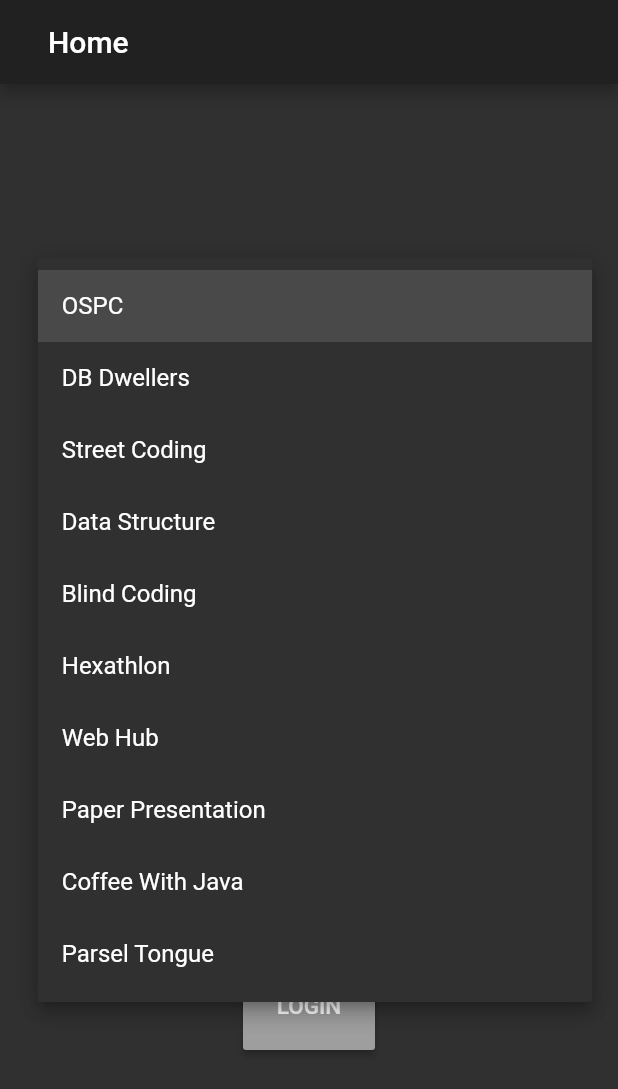
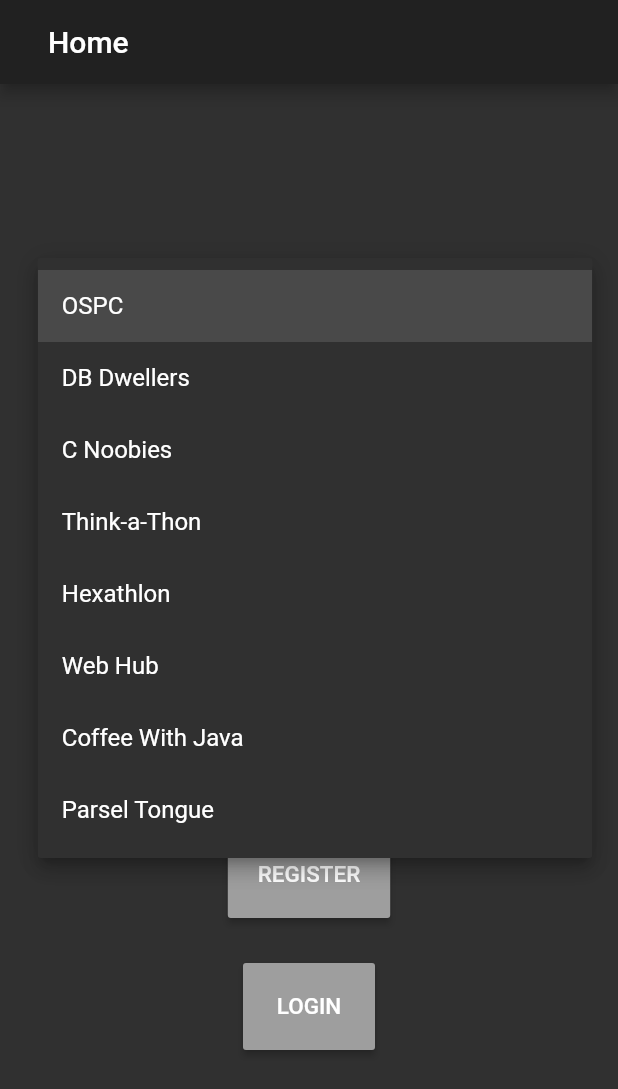
Before and after one commit to Ramyaaaaa/p20-volunteers-app, a Flutter app: the screen it shows after launch, after a tap on "Choose Event", on a phone screen of 412 x 824 dp. Shown: the top 1089 px of the screen. Run offline on Flutter 3.47's test engine with Material 2 defaults, Android fonts, the phone set to English and light mode, and no system bars; our stand-ins replace qr_flutter; missing offline and left inert: barcode_scan.

```diff
--- a/p20/lib/Untitled-3.txt
+++ /dev/null
@@ -1,5 +0,0 @@
-String url = 'https://www.prayatna.org.in/volunteersapp/publish.php';
-
-    Map<String,dynamic> res = {'event': event, 'id': '425364','view':1};
-    print(json.encode(res));
-    String body = json.encode(res);
--- a/p20/lib/main.dart
+++ b/p20/lib/main.dart
@@ -31,13 +31,14 @@ class MyHomePage extends StatefulWidget {
 
 class _MyHomePageState extends State<MyHomePage> {
 
-  List<String> events = ['OSPC', 'DB Dwellers', 'Street Coding','Data Structure','Blind Coding','Hexathlon','Web Hub','Paper Presentation','Coffee With Java', 'Parsel Tongue',];
+  List<String> events = ['OSPC', 'DB Dwellers', 'C Noobies','Think-a-Thon','Hexathlon','Web Hub','Coffee With Java', 'Parsel Tongue'];
   String event, password;
 
 
-  var passwordMap = {'OSPC':'ospc#137','DB Dwellers':'db@135','Street Coding':'sc%248',
-                      'Data Structure':'ds^890','Blind Coding':'bc@123','Hexathlon':'hex*987',
-                      'Web Hub':'web/123','Paper Presentation':'pp-765','Coffee With Java':'java+654',
+  var passwordMap = {'OSPC':'ospc#137','DB Dwellers':'db@135',
+                      'C Noobies':'cnob#109',
+                      'Hexathlon':'hex*987',
+                      'Web Hub':'web/123','Think-a-Thon':'think-765','Coffee With Java':'java+654',
                       'Parsel Tongue':'py=012'};
 
   final passwordController = TextEditingController();
@@ -51,6 +52,9 @@ class _MyHomePageState extends State<MyHomePage> {
 
   Future checkPassword(event)
   {
+
+    print(event);
+
     String dialogText = 'Empty';
     password = passwordController.text;
     if(event==null) {
@@ -88,6 +92,12 @@ class _MyHomePageState extends State<MyHomePage> {
 
   @override
   Widget build(BuildContext context) {
+
+    SystemChrome.setPreferredOrientations([
+      DeviceOrientation.portraitUp,
+      DeviceOrientation.portraitDown,
+    ]);
+
     return Scaffold(
       resizeToAvoidBottomPadding: false,
       appBar: AppBar(
@@ -141,7 +151,6 @@ class _MyHomePageState extends State<MyHomePage> {
                   new Container(
                     width: 300.0,
                     //height: (MediaQuery.of(context).size.height)/1.25,
-
                     child: new Column(
                       children : [
                         new Padding(padding: new EdgeInsets.all(15.0)),
@@ -189,64 +198,6 @@ class _MyHomePageState extends State<MyHomePage> {
                             ),
                         ),
 
-                //   //       new MaterialButton(
-                //   //         //minWidth: 100.0,
-                //   //         //height: 25.0,
-                //   //         padding: const EdgeInsets.all(20.0),
-                //   //         textColor: Colors.white,
-                //   //         color: Colors.grey,
-                //   //         splashColor: Colors.black38,
-                //   //         onPressed: () {
-                //   //           checkPassword("teamPage");
-                //   //         },
-                //   //         child: new Text(
-                //   //           "CREATE TEAM",
-                //   //           style: new TextStyle(
-                //   //             fontSize: 15.0,
-                //   //             color: Colors.white,
-                //   //             ),
-                //   //           ),
-                //   //       ),
-                //   //       new Padding(padding: new EdgeInsets.all(20.0)),
-                //   //       new MaterialButton(
-                //   //         minWidth: 100.0,
-                //   //         //height: 25.0,
-                //   //         padding: const EdgeInsets.all(5.0),
-                //   //         textColor: Colors.white,
-                //   //         color: Colors.grey,
-                //   //         onPressed: () {
-                //   //           checkPassword("resultPage");
-                //   //         },
-                //   //         splashColor: Colors.black38,
-                //   //         child: new Text(
-                //   //           "VIEW, UPLOAD OR PUBLISH RESULTS",
-                //   //           style: new TextStyle(
-                //   //             fontSize: 15.0,
-                //   //             color: Colors.white,
-                //   //             ),
-                //   //         ),
-                //   //       ),
-                //   //       new Padding(padding: new EdgeInsets.all(15.0)),
-
-                //   //       new MaterialButton(
-                //   //         //minWidth: 100.0,
-                //   //         // height:  500-(MediaQuery.of(context).size.height),
-
-                //   //         padding: const EdgeInsets.all(15.0),
-                //   //         textColor: Colors.white,
-                //   //         color: Colors.grey,
-                //   //         splashColor: Colors.black38,
-                //   //         onPressed: () {
-                //   //           checkPassword("qrPage");
-                //   //         },
-                //   //         child: new Text(
-                //   //           "VIEW QR",
-                //   //           style: new TextStyle(
-                //   //             fontSize: 15.0,
-                //   //             color: Colors.white,
-                //   //             ),
-                //   //           ),
-                //   //       ),
 
                       ])
                   ),
--- a/p20/lib/qr.dart
+++ b/p20/lib/qr.dart
@@ -17,10 +17,10 @@ class _QRPageState extends State<QRPage> {
 
     _QRPageState({this.eventName});
 
-  var qrMap = {'OSPC':'ospc@123','DB Dwellers':'db@123','Street Coding':'sc@123',
-                      'Data Structure':'ds@123','Blind Coding':'bc@123','Hexathlon':'hex@123',
-                      'Web Hub':'web@123','Paper Presentation':'pp@123','Coffee With Java':'java@123',
-                      'Parsel Tongue':'py@123'};
+  var qrMap = {'OSPC':"@#'6<&sW5UFT)~pW",'DB Dwellers':">ny]djSv\$yt#2C&]",
+                'C Noobies': 'R9UswyX6>9)nN}R\$','Think-a-Thon':'S6Kp[F+/Dh~\$vRj>',
+                'Hexathlon':'[k,me6g3MGbUM-As','Web Hub':'6kv%4CUdT,PEwE&Z',
+                'Coffee With Java':'ww9@#mCdWc`n[=-H','Parsel Tongue':"7Ws5k2B]'C-r^6=y"};
 
 
    @override
--- a/p20/lib/request.dart
+++ b/p20/lib/request.dart
@@ -1,3 +1,4 @@
+
 import 'package:http/http.dart' as http;
 import 'dart:io';
 import 'dart:convert';
```
Also changed, not shown: p20/lib/createTeam.dart (+6 -2 lines), p20/lib/login.dart (+3 -8 lines), p20/lib/uploadResults.dart (+6 -4 lines), p20/lib/viewResults.dart (+7 -4 lines), p20/pubspec.yaml (+8 -0 lines), p20/assets/icon.png (added), p20/pubspec.lock, 29 other files.
